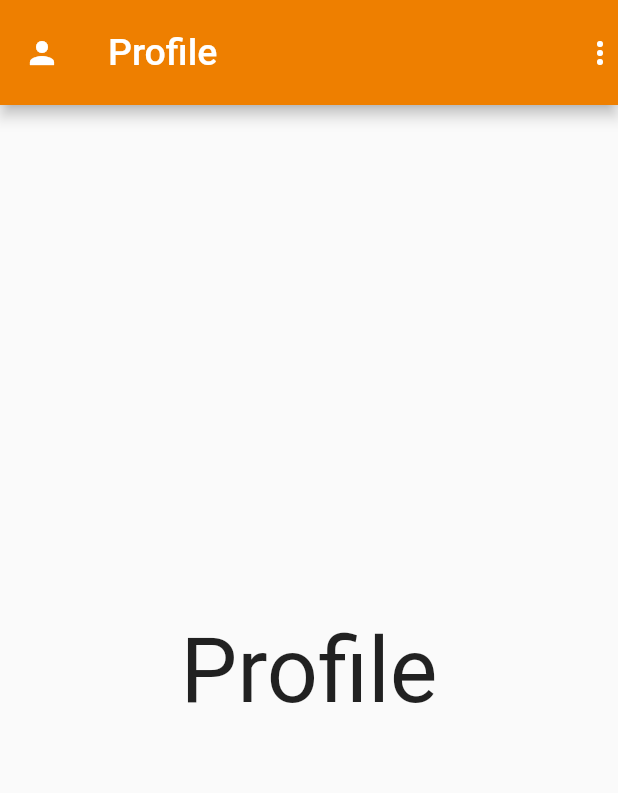
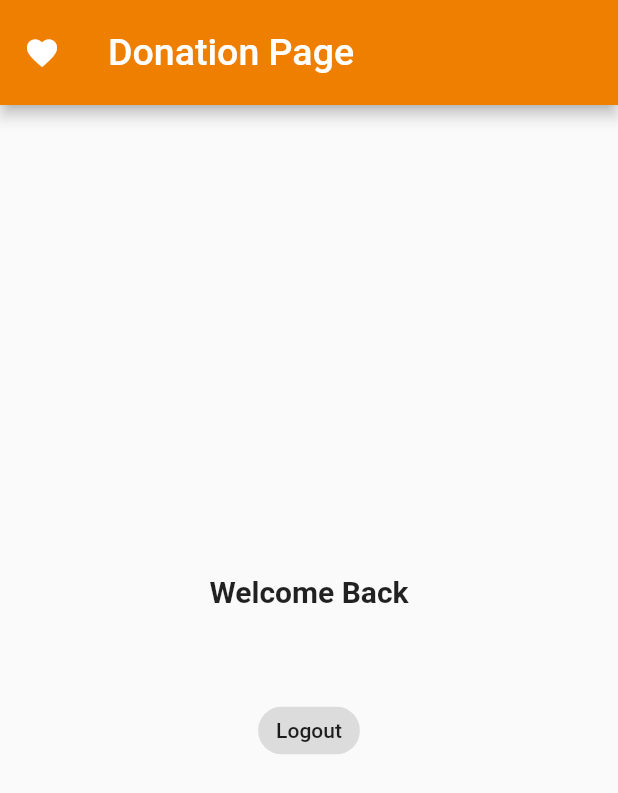
Before and after one commit to Medushaa/cse471-project-flutter, a Flutter app: the ProfilePage screen opened directly, on a phone screen of 412 x 824 dp. Shown: the top 793 px of the screen. Run offline on Flutter 3.47's test engine with Material 2 defaults, Android fonts, the phone set to English and light mode, and no system bars; our stand-ins replace cloud_firestore, firebase_auth, firebase_core, fluttertoast, shared_preferences; accounts and stored records are empty.

Commit message:
profile page updated

```diff
--- a/lib/screens/home_page.dart
+++ b/lib/screens/home_page.dart
@@ -15,24 +15,23 @@ class HomeScreen extends StatefulWidget {
 }
 
 class _HomeScreenState extends State<HomeScreen> {
-  User? user = FirebaseAuth.instance.currentUser;
-  UserModel loggedInUser = UserModel();
+  // User? user = FirebaseAuth.instance.currentUser;
+  // UserModel loggedInUser = UserModel();
 
-  @override
-  void initState() {
-    super.initState();
-    FirebaseFirestore.instance
-        .collection("users")
-        .doc(user!.uid)
-        .get()
-        .then((value){
-          this.loggedInUser = UserModel.fromMap(value.data());
-          setState(() {});
-        });
-  }
+  // @override
+  // void initState() {
+  //   super.initState();
+  //   FirebaseFirestore.instance
+  //       .collection("users")
+  //       .doc(user!.uid)
+  //       .get()
+  //       .then((value){
+  //         this.loggedInUser = UserModel.fromMap(value.data());
+  //         setState(() {});
+  //       });
+  // }
 
 
-  //send value to other page
 
 
   int currentIndex = 0;
--- a/lib/screens/profile_page.dart
+++ b/lib/screens/profile_page.dart
@@ -1,26 +1,93 @@
+import 'package:cloud_firestore/cloud_firestore.dart';
+import 'package:firebase_auth/firebase_auth.dart';
 import 'package:flutter/material.dart';
 import 'package:food_um_try1/screens/home_page.dart';
+import 'package:food_um_try1/screens/login_screen.dart';
+import 'package:food_um_try1/screens/model/user_model.dart';
+import 'package:shared_preferences/shared_preferences.dart';
 
-class ProfilePage extends StatelessWidget {
+class ProfilePage extends StatefulWidget {
+  const ProfilePage({ Key? key }) : super(key: key);
+
   @override
-  Widget build(BuildContext context) => Scaffold(
+  State<ProfilePage> createState() => _ProfilePageState();
+}
+
+class _ProfilePageState extends State<ProfilePage> {
+
+  User? user = FirebaseAuth.instance.currentUser;
+  UserModel loggedInUser = UserModel();
+
+  @override
+  void initState() {
+    super.initState();
+    FirebaseFirestore.instance
+        .collection("users")
+        .doc(user!.uid)
+        .get()
+        .then((value){
+          this.loggedInUser = UserModel.fromMap(value.data());
+          setState(() {});
+        });
+  }
+
+
+  @override
+  Widget build(BuildContext context) {
+    return Scaffold(
         appBar: AppBar(
           toolbarHeight: 70,
           backgroundColor: Color.fromARGB(255, 238, 127, 0),
-          leading: Icon(Icons.person),
-          title: Text(
-            'Profile',
+          leading: Icon(Icons.favorite),
+          title: Text('Donation Page',
             style: TextStyle(
               fontSize: 25,
             ),
           ),
-          actions: [
-            Icon(Icons.more_vert),
-          ],
         ),
         body: Center(
-            child: Text("Profile",
-                //"${loggedInUser.name} ${loggedInUser.email}",
-                style: TextStyle(fontSize: 60))),
-      );
+        child: Padding(
+          padding: EdgeInsets.all(20),
+          child: Column(
+            mainAxisAlignment: MainAxisAlignment.center,
+            crossAxisAlignment: CrossAxisAlignment.center,
+            children: <Widget>[
+              Text(
+                "Welcome Back",
+                style: TextStyle(fontSize: 20, fontWeight: FontWeight.bold),
+              ),
+              SizedBox(
+                height: 10,
+              ),
+              Text("${loggedInUser.name}",
+                  style: TextStyle(
+                    color: Colors.black,
+                    fontWeight: FontWeight.w500,
+                  )),
+              Text("${loggedInUser.email}",
+                  style: TextStyle(
+                    color: Colors.black54,
+                    fontWeight: FontWeight.w500,
+                  )),
+              SizedBox(
+                height: 15,
+              ),
+              ActionChip(
+                  label: Text("Logout"),
+                  onPressed: () {
+                    logout(context);
+                  }),
+            ],
+          ),
+        ),
+      ),
+    );
+  }
+
+    // the logout function
+  Future<void> logout (BuildContext context) async {
+    await FirebaseAuth.instance.signOut();
+    Navigator.of(context).pushReplacement(
+        MaterialPageRoute(builder: (context) => LoginScreen()));
+  }
 }
--- a/pubspec.yaml
+++ b/pubspec.yaml
@@ -34,6 +34,7 @@ dependencies:
   flutter:
     sdk: flutter
   fluttertoast: ^8.0.9
+  get: ^4.6.1
   shared_preferences: ^2.0.13
 
 dev_dependencies:
```
Also changed, not shown: lib/screens/login_screen.dart (+8 -0 lines), lib/screens/model/database.dart (added, +8 -0 lines), pubspec.lock.
